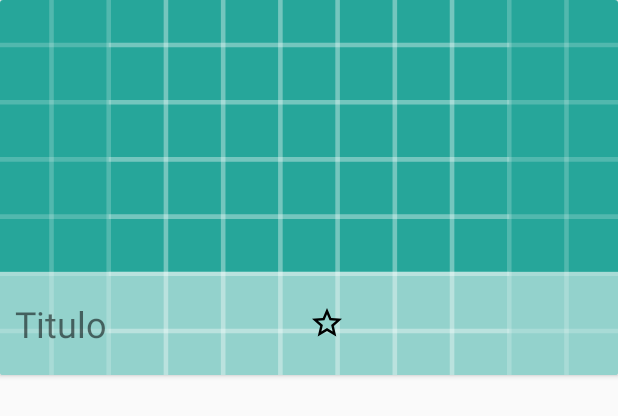
After one commit to CarlosDubon/FavTrack, an Android app: the layout cardview_item.xml on its own in the app's theme, with its tools: preview values and no code run, on a phone screen of 412 x 824 dp. The commit adds this screen. Shown: the top 416 px of the screen. Run offline under Robolectric (Android 15) with nearby library versions, the phone set to English and light mode, and no system bars.

Commit message:
Adding home cardview and item cardview

```diff
--- /dev/null
+++ b/app/src/main/res/drawable/checkbox_selector.xml
@@ -0,0 +1,8 @@
+<?xml version="1.0" encoding="utf-8"?>
+<selector xmlns:android="http://schemas.android.com/apk/res/android" >
+    <item android:drawable="@drawable/ic_star_border_black_24dp"
+        android:state_checked="false"/>
+    <item android:drawable="@drawable/ic_star_black_24dp"
+        android:state_checked="true"/>
+    <item android:drawable="@drawable/ic_star_border_black_24dp"/>
+</selector>
--- /dev/null
+++ b/app/src/main/res/drawable/ic_star_black_24dp.xml
@@ -0,0 +1,9 @@
+<vector xmlns:android="http://schemas.android.com/apk/res/android"
+        android:width="24dp"
+        android:height="24dp"
+        android:viewportWidth="24.0"
+        android:viewportHeight="24.0">
+    <path
+        android:fillColor="#FF000000"
+        android:pathData="M12,17.27L18.18,21l-1.64,-7.03L22,9.24l-7.19,-0.61L12,2 9.19,8.63 2,9.24l5.46,4.73L5.82,21z"/>
+</vector>
--- /dev/null
+++ b/app/src/main/res/drawable/ic_star_border_black_24dp.xml
@@ -0,0 +1,9 @@
+<vector xmlns:android="http://schemas.android.com/apk/res/android"
+        android:width="24dp"
+        android:height="24dp"
+        android:viewportWidth="24.0"
+        android:viewportHeight="24.0">
+    <path
+        android:fillColor="#FF000000"
+        android:pathData="M22,9.24l-7.19,-0.62L12,2 9.19,8.63 2,9.24l5.46,4.73L5.82,21 12,17.27 18.18,21l-1.63,-7.03L22,9.24zM12,15.4l-3.76,2.27 1,-4.28 -3.32,-2.88 4.38,-0.38L12,6.1l1.71,4.04 4.38,0.38 -3.32,2.88 1,4.28L12,15.4z"/>
+</vector>
--- /dev/null
+++ b/app/src/main/res/drawable/transparent_white.xml
@@ -0,0 +1,10 @@
+<?xml version="1.0" encoding="utf-8"?>
+<selector xmlns:android="http://schemas.android.com/apk/res/android">
+    <item>
+        <shape>
+            <solid android:color="#80ffffff">
+            </solid>
+        </shape>
+    </item>
+
+</selector>
--- /dev/null
+++ b/app/src/main/res/layout/cardview_item.xml
@@ -0,0 +1,79 @@
+<?xml version="1.0" encoding="utf-8"?>
+<android.support.v7.widget.CardView
+    xmlns:android="http://schemas.android.com/apk/res/android"
+    xmlns:app="http://schemas.android.com/apk/res-auto"
+    xmlns:tools="http://schemas.android.com/tools"
+    android:layout_width="match_parent"
+    android:layout_height="250dp">
+
+    <android.support.constraint.ConstraintLayout
+        android:layout_width="match_parent"
+        android:layout_height="match_parent">
+
+        <ImageView
+            android:id="@+id/image_item"
+            android:layout_width="0dp"
+            android:layout_height="0dp"
+            app:layout_constraintBottom_toBottomOf="parent"
+            app:layout_constraintEnd_toEndOf="parent"
+            app:layout_constraintStart_toStartOf="parent"
+            app:layout_constraintTop_toTopOf="parent"
+            android:scaleType="centerCrop"
+            android:src="@drawable/ic_launcher_background" />
+
+        <android.support.constraint.ConstraintLayout
+            android:layout_width="0dp"
+            android:layout_height="wrap_content"
+            android:background="@drawable/transparent_white"
+            android:orientation="vertical"
+            app:layout_constraintBottom_toBottomOf="parent"
+            app:layout_constraintEnd_toEndOf="parent"
+            app:layout_constraintHorizontal_bias="0.89"
+            app:layout_constraintStart_toStartOf="parent">
+
+            <android.support.constraint.Guideline
+                android:id="@+id/guideline3"
+                android:layout_width="wrap_content"
+                android:layout_height="wrap_content"
+                android:orientation="vertical"
+                app:layout_constraintGuide_percent="0.5" />
+
+            <TextView
+                android:id="@+id/textView"
+                android:layout_width="0dp"
+                android:layout_height="wrap_content"
+                android:layout_marginBottom="8dp"
+                android:layout_marginTop="8dp"
+                android:padding="10dp"
+                android:text="@string/item_titulo"
+                android:textSize="24dp"
+                app:layout_constraintBottom_toBottomOf="parent"
+                app:layout_constraintEnd_toStartOf="@+id/guideline3"
+                app:layout_constraintHorizontal_bias="0.1"
+                app:layout_constraintStart_toStartOf="parent"
+                app:layout_constraintTop_toTopOf="parent" />
+
+            <CheckBox
+                android:layout_width="0dp"
+                android:layout_height="0dp"
+                android:button="@drawable/checkbox_selector"
+                android:textAppearance="?android:attr/textAppearanceLarge"
+                android:textColor="#000"
+                app:layout_constraintBottom_toBottomOf="parent"
+                app:layout_constraintEnd_toStartOf="@+id/guideline4"
+                app:layout_constraintStart_toStartOf="@+id/guideline3"
+                app:layout_constraintTop_toTopOf="parent" />
+
+            <android.support.constraint.Guideline
+                android:id="@+id/guideline4"
+                android:layout_width="wrap_content"
+                android:layout_height="wrap_content"
+                android:orientation="vertical"
+                app:layout_constraintGuide_percent="0.75" />
+
+
+        </android.support.constraint.ConstraintLayout>
+
+
+    </android.support.constraint.ConstraintLayout>
+</android.support.v7.widget.CardView>
--- a/app/src/main/res/values/strings.xml
+++ b/app/src/main/res/values/strings.xml
@@ -1,3 +1,4 @@
 <resources>
     <string name="app_name">Fav Track</string>
+    <string name="item_titulo">Titulo</string>
 </resources>
```
Also changed, not shown: app/src/main/res/layout/home_cardview.xml (added, +51 -0 lines).
